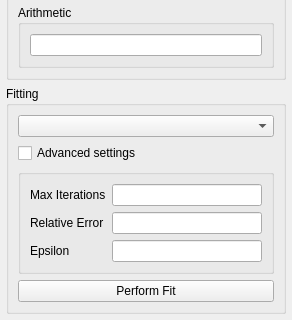
Above: specviz/data/qt/ui/model_fitting_plugin.ui from spacetelescope/specviz before the change; both pictures show x 0 to 292 and y 355 to 675 of the 292 by 675 pixel window. Below: the same form after it.
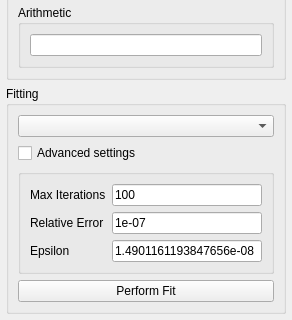
That is the form after the change. Icons and pictures are not drawn.

Commit message: Hook up advanced fitting settings to fitter

Patch:
```diff
--- a/specviz/data/qt/ui/model_fitting_plugin.ui
+++ b/specviz/data/qt/ui/model_fitting_plugin.ui
@@ -267,7 +267,11 @@
           </widget>
          </item>
          <item row="0" column="1">
-          <widget class="QLineEdit" name="max_iterations_line_edit"/>
+          <widget class="QLineEdit" name="max_iterations_line_edit">
+           <property name="text">
+            <string>100</string>
+           </property>
+          </widget>
          </item>
          <item row="1" column="0">
           <widget class="QLabel" name="relative_error_label">
@@ -277,7 +281,11 @@
           </widget>
          </item>
          <item row="1" column="1">
-          <widget class="QLineEdit" name="relative_error_line_edit"/>
+          <widget class="QLineEdit" name="relative_error_line_edit">
+           <property name="text">
+            <string>1e-07</string>
+           </property>
+          </widget>
          </item>
          <item row="2" column="0">
           <widget class="QLabel" name="epsilon_label">
@@ -287,7 +295,11 @@
           </widget>
          </item>
          <item row="2" column="1">
-          <widget class="QLineEdit" name="epsilon_line_edit"/>
+          <widget class="QLineEdit" name="epsilon_line_edit">
+           <property name="text">
+            <string>1.4901161193847656e-08</string>
+           </property>
+          </widget>
          </item>
         </layout>
        </widget>
```
The commit also changes 2 other files.
